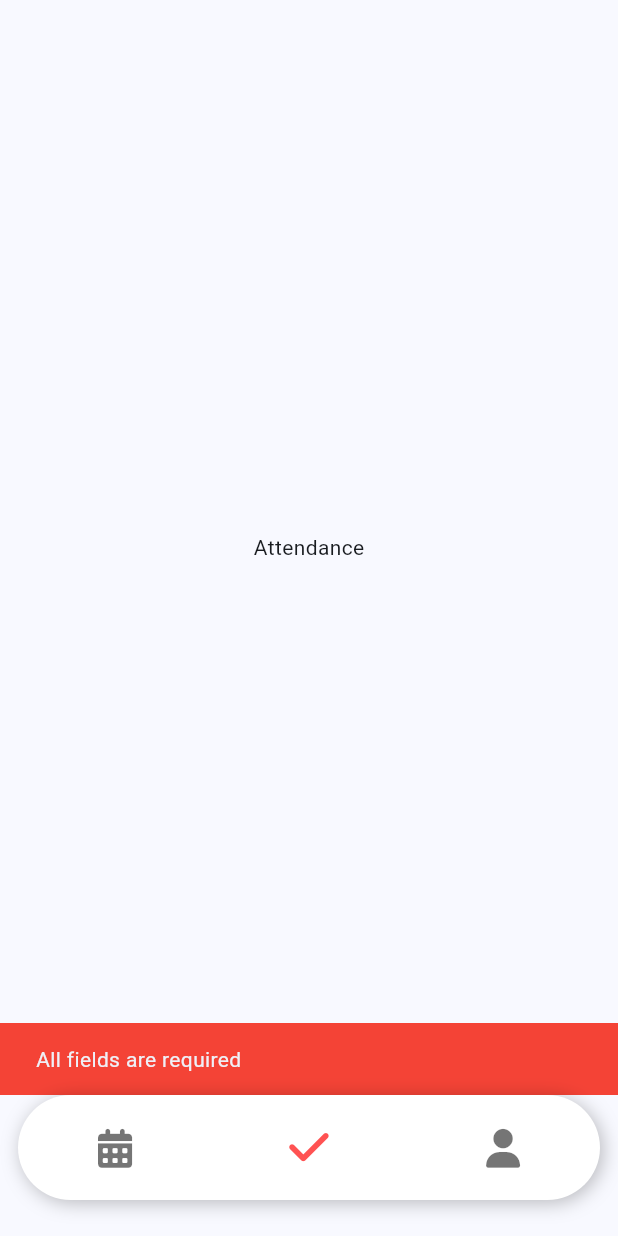
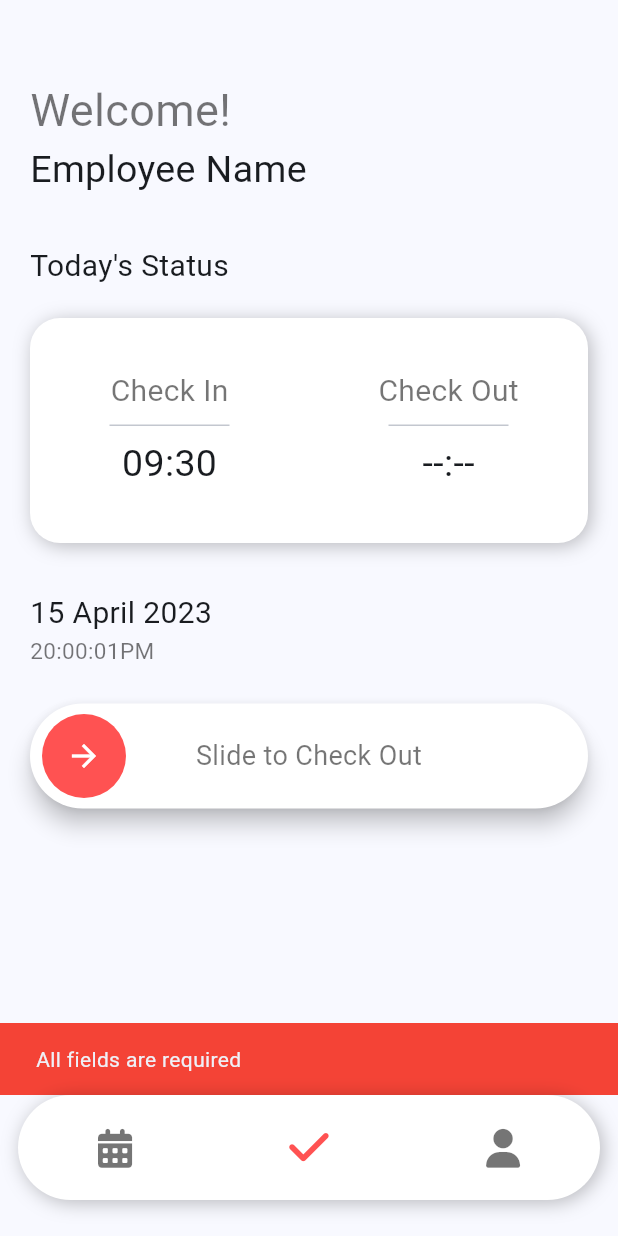
Before and after one commit to JoaquinMX/employee_attendance_service, a Flutter app: the screen it shows after launch, after a tap on "Login", on a phone screen of 412 x 824 dp. Run offline on Flutter 3.47's test engine with Material 2 defaults, Android fonts, the phone set to English and light mode, and no system bars; drawn by our look-alikes of slide_to_act; our stand-ins replace flutter_dotenv, font_awesome_flutter, supabase_flutter; accounts and stored records are empty.

Commit message:
style: Implemented template for Attendance Screen

```diff
--- a/lib/screens/attendance_screen.dart
+++ b/lib/screens/attendance_screen.dart
@@ -1,4 +1,5 @@
 import 'package:flutter/material.dart';
+import 'package:slide_to_act/slide_to_act.dart';
 
 class AttendanceScreen extends StatefulWidget {
   const AttendanceScreen({super.key});
@@ -8,12 +9,157 @@ class AttendanceScreen extends StatefulWidget {
 }
 
 class _AttendanceScreenState extends State<AttendanceScreen> {
+  final GlobalKey<SlideActionState> key = GlobalKey<SlideActionState>();
   @override
   Widget build(BuildContext context) {
     return Scaffold(
-      body: Center(
-        child: Text("Attendance"),
-      ),
+      body: SingleChildScrollView(
+        padding: const EdgeInsets.all(20),
+        child: Column(
+          children: [
+            Container(
+              alignment: Alignment.centerLeft,
+              margin: const EdgeInsets.only(top: 32),
+              child: const Text(
+                "Welcome!",
+                style: TextStyle(
+                  color: Colors.black54,
+                  fontSize: 30
+                ),
+              ),
+            ),
+            Container(
+              alignment: Alignment.centerLeft,
+              child: const Text(
+                  "Employee Name",
+                style: TextStyle(
+                  fontSize: 25
+                ),
+              ),
+            ),
+            Container(
+              margin: const EdgeInsets.only(top: 32),
+              alignment: Alignment.centerLeft,
+              child: const Text(
+                "Today's Status",
+                style: TextStyle(
+                    fontSize: 20
+                ),
+              ),
+            ),
+            Container(
+              margin: const EdgeInsets.only(top: 20, bottom: 32),
+              height: 150,
+                decoration: const BoxDecoration(
+                  color: Colors.white,
+                  boxShadow: [
+                    BoxShadow(
+                      color: Colors.black26,
+                      blurRadius: 10,
+                      offset: Offset(2, 2)
+                    )
+                  ],
+                  borderRadius: BorderRadius.all(Radius.circular(20))
+                ),
+              child: const Row(
+                crossAxisAlignment: CrossAxisAlignment.center,
+                mainAxisAlignment: MainAxisAlignment.center,
+                children: [
+                  Expanded(
+                      child: Column(
+                        mainAxisAlignment: MainAxisAlignment.center,
+                        crossAxisAlignment: CrossAxisAlignment.center,
+                        children: [
+                          Text(
+                            "Check In",
+                            style: TextStyle(
+                              fontSize: 20,
+                              color: Colors.black54,
+                            ),
+                          ),
+                          SizedBox(
+                            width: 80,
+                            child: Divider()
+                          ),
+                          Text(
+                            "09:30",
+                            style: TextStyle(
+                                fontSize: 25
+                            ),
+                          )
+                        ],
+                      )
+                  ),
+                  Expanded(
+                      child: Column(
+                        mainAxisAlignment: MainAxisAlignment.center,
+                        crossAxisAlignment: CrossAxisAlignment.center,
+                        children: [
+                          Text(
+                            "Check Out",
+                            style: TextStyle(
+                              fontSize: 20,
+                              color: Colors.black54,
+                            ),
+                          ),
+                          SizedBox(
+                              width: 80,
+                              child: Divider()
+                          ),
+                          Text(
+                            "--:--",
+                            style: TextStyle(
+                                fontSize: 25
+                            ),
+                          )
+                        ],
+                      )
+                  )
+                ],
+              ),
+            ),
+            Container(
+              alignment: Alignment.centerLeft,
+              child: Text(
+                "15 April 2023",
+                style: TextStyle(
+                  fontSize: 20
+                ),
+              ),
+            ),
+            Container(
+              alignment: Alignment.centerLeft,
+              child: Text(
+                "20:00:01PM",
+                style: TextStyle(
+                  fontSize: 15,
+                  color: Colors.black54
+                ),
+              ),
+            ),
+            Container(
+              margin: EdgeInsets.only(top: 25),
+              child: Builder(
+                builder: (context) {
+                  return SlideAction(
+                    text: "Slide to Check Out",
+                    textStyle: TextStyle(
+                      color: Colors.black54,
+                      fontSize: 18,
+                    ),
+                    outerColor: Colors.white,
+                    innerColor: Colors.redAccent,
+                    key: key,
+                    onSubmit: () {
+                      key.currentState!.reset();
+                    },
+                  );
+                },
+              ),
+            )
+          ],
+        ),
+      )
     );
   }
 }
--- a/pubspec.yaml
+++ b/pubspec.yaml
@@ -39,6 +39,7 @@ dependencies:
   flutter_dotenv: ^5.1.0
   provider: ^6.0.5
   font_awesome_flutter: ^10.5.0
+  slide_to_act: ^2.0.2
 
 dev_dependencies:
   flutter_test:
```
Also changed, not shown: pubspec.lock.
